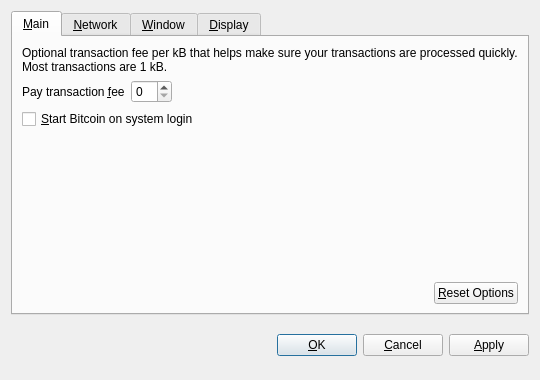
This is client/src/qt/forms/optionsdialog.ui in Smeagol-Gollum/parabola as Qt 5 draws it before an edit. The edited form follows.
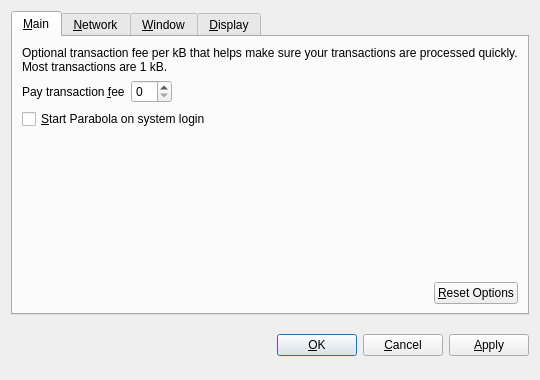
This is the edited form. Custom widgets are drawn as their Qt base class.

Commit message:
Changed everything to Parabola
BITCOIN --> PARABOLA
bitcoin --> parabola
Bitcoin --> Parabola
BTC --> X^2

What changed in the file:
```diff
--- a/client/src/qt/forms/optionsdialog.ui
+++ b/client/src/qt/forms/optionsdialog.ui
@@ -82,7 +82,7 @@
           <string>Automatically start Bitcoin after logging in to the system.</string>
          </property>
          <property name="text">
-          <string>&amp;Start Bitcoin on system login</string>
+          <string>&amp;Start Parabola on system login</string>
          </property>
         </widget>
        </item>
```
Left out of the diff: 18 changed lines with no effect on the pictures. The commit also changes 293 other files.
